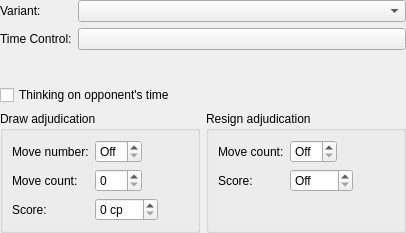
cutechess/cutechess, file projects/gui/ui/gamesettingswidget.ui: the form before one commit.
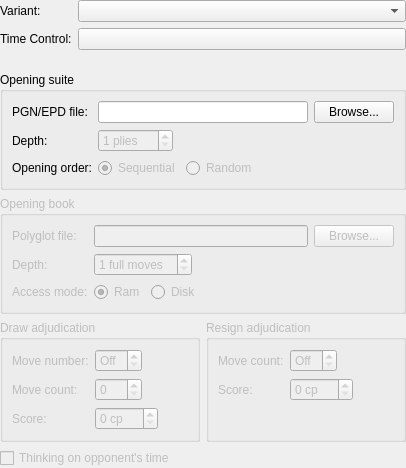
The form after the commit.

Commit message: add opening book and opening suite to GameSettingsWidget (#82)

What changed in the file:
```diff
--- a/projects/gui/ui/gamesettingswidget.ui
+++ b/projects/gui/ui/gamesettingswidget.ui
@@ -7,7 +7,7 @@
     <x>0</x>
     <y>0</y>
     <width>406</width>
-    <height>233</height>
+    <height>468</height>
    </rect>
   </property>
   <property name="windowTitle">
@@ -61,16 +61,236 @@
     </layout>
    </item>
    <item>
-    <widget class="QCheckBox" name="m_ponderingCheck">
-     <property name="text">
-      <string>Thinking on opponent's time</string>
+    <widget class="QGroupBox" name="groupBox_3">
+     <property name="enabled">
+      <bool>true</bool>
      </property>
+     <property name="title">
+      <string>Opening suite</string>
+     </property>
+     <layout class="QFormLayout" name="formLayout_4">
+      <property name="fieldGrowthPolicy">
+       <enum>QFormLayout::ExpandingFieldsGrow</enum>
+      </property>
+      <item row="0" column="0">
+       <widget class="QLabel" name="m_pgnEpdLabel">
+        <property name="text">
+         <string>PGN/EPD file:</string>
+        </property>
+        <property name="buddy">
+         <cstring>m_openingSuiteEdit</cstring>
+        </property>
+       </widget>
+      </item>
+      <item row="0" column="1">
+       <layout class="QHBoxLayout" name="horizontalLayout_2">
+        <item>
+         <widget class="QLineEdit" name="m_openingSuiteEdit"/>
+        </item>
+        <item>
+         <widget class="QPushButton" name="m_browseOpeningSuiteBtn">
+          <property name="text">
+           <string>Browse...</string>
+          </property>
+         </widget>
+        </item>
+       </layout>
+      </item>
+      <item row="2" column="0">
+       <widget class="QLabel" name="m_openingOrderLabel">
+        <property name="text">
+         <string>Opening order:</string>
+        </property>
+        <property name="buddy">
+         <cstring>m_seqOrderRadio</cstring>
+        </property>
+       </widget>
+      </item>
+      <item row="2" column="1">
+       <layout class="QHBoxLayout" name="horizontalLayout_3">
+        <item>
+         <widget class="QRadioButton" name="m_seqOrderRadio">
+          <property name="enabled">
+           <bool>false</bool>
+          </property>
+          <property name="text">
+           <string>Sequential</string>
+          </property>
+          <property name="checked">
+           <bool>true</bool>
+          </property>
+         </widget>
+        </item>
+        <item>
+         <widget class="QRadioButton" name="m_randomOrderRadio">
+          <property name="enabled">
+           <bool>false</bool>
+          </property>
+          <property name="text">
+           <string>Random</string>
+          </property>
+         </widget>
+        </item>
+        <item>
+         <spacer name="horizontalSpacer">
+          <property name="orientation">
+           <enum>Qt::Horizontal</enum>
+          </property>
+          <property name="sizeHint" stdset="0">
+           <size>
+            <width>40</width>
+            <height>20</height>
+           </size>
+          </property>
+         </spacer>
+        </item>
+       </layout>
+      </item>
+      <item row="1" column="0">
+       <widget class="QLabel" name="m_openingSuiteDepth">
+        <property name="text">
+         <string>Depth:</string>
+        </property>
+       </widget>
+      </item>
+      <item row="1" column="1">
+       <widget class="QSpinBox" name="m_openingSuiteDepthSpin">
+        <property name="enabled">
+         <bool>false</bool>
+        </property>
+        <property name="suffix">
+         <string> plies</string>
+        </property>
+        <property name="minimum">
+         <number>1</number>
+        </property>
+        <property name="maximum">
+         <number>999</number>
+        </property>
+       </widget>
+      </item>
+     </layout>
+    </widget>
+   </item>
+   <item>
+    <widget class="QGroupBox" name="m_openingBookGroup">
+     <property name="enabled">
+      <bool>false</bool>
+     </property>
+     <property name="title">
+      <string>Opening book</string>
+     </property>
+     <layout class="QFormLayout" name="formLayout_5">
+      <property name="fieldGrowthPolicy">
+       <enum>QFormLayout::ExpandingFieldsGrow</enum>
+      </property>
+      <item row="0" column="0">
+       <widget class="QLabel" name="m_polyglotFileLabel">
+        <property name="text">
+         <string>Polyglot file:</string>
+        </property>
+        <property name="buddy">
+         <cstring>m_polyglotFileEdit</cstring>
+        </property>
+       </widget>
+      </item>
+      <item row="0" column="1">
+       <layout class="QHBoxLayout" name="horizontalLayout_4">
+        <item>
+         <widget class="QLineEdit" name="m_polyglotFileEdit"/>
+        </item>
+        <item>
+         <widget class="QPushButton" name="m_browsePolyglotFile">
+          <property name="text">
+           <string>Browse...</string>
+          </property>
+         </widget>
+        </item>
+       </layout>
+      </item>
+      <item row="1" column="0">
+       <widget class="QLabel" name="m_polyglotDepthLabel">
+        <property name="text">
+         <string>Depth:</string>
+        </property>
+        <property name="buddy">
+         <cstring>m_polyglotDepthSpin</cstring>
+        </property>
+       </widget>
+      </item>
+      <item row="1" column="1">
+       <widget class="QSpinBox" name="m_polyglotDepthSpin">
+        <property name="enabled">
+         <bool>false</bool>
+        </property>
+        <property name="suffix">
+         <string> full moves</string>
+        </property>
+        <property name="minimum">
+         <number>1</number>
+        </property>
+       </widget>
+      </item>
+      <item row="2" column="0">
+       <widget class="QLabel" name="m_polyglotAccessMode">
+        <property name="text">
+         <string>Access mode:</string>
+        </property>
+        <property name="buddy">
+         <cstring>m_ramAccessRadio</cstring>
+        </property>
+       </widget>
+      </item>
+      <item row="2" column="1">
+       <layout class="QHBoxLayout" name="horizontalLayout_5">
+        <item>
+         <widget class="QRadioButton" name="m_ramAccessRadio">
+          <property name="enabled">
+           <bool>false</bool>
+          </property>
+          <property name="text">
+           <string>Ram</string>
+          </property>
+          <property name="checked">
+           <bool>true</bool>
+          </property>
+         </widget>
+        </item>
+        <item>
+         <widget class="QRadioButton" name="m_diskAccessRadio">
+          <property name="enabled">
+           <bool>false</bool>
+          </property>
+          <property name="text">
+           <string>Disk</string>
+          </property>
+         </widget>
+        </item>
+        <item>
+         <spacer name="horizontalSpacer_2">
+          <property name="orientation">
+           <enum>Qt::Horizontal</enum>
+          </property>
+          <property name="sizeHint" stdset="0">
+           <size>
+            <width>40</width>
+            <height>20</height>
+           </size>
+          </property>
+         </spacer>
+        </item>
+       </layout>
+      </item>
+     </layout>
     </widget>
    </item>
    <item>
     <layout class="QHBoxLayout" name="horizontalLayout">
      <item>
-      <widget class="QGroupBox" name="groupBox">
+      <widget class="QGroupBox" name="m_drawAdjudicationGroup">
+       <property name="enabled">
+        <bool>false</bool>
+       </property>
        <property name="title">
         <string>Draw adjudication</string>
        </property>
@@ -119,6 +339,9 @@
         </item>
         <item row="1" column="1">
          <widget class="QSpinBox" name="m_drawMoveCountSpin">
+          <property name="enabled">
+           <bool>false</bool>
+          </property>
           <property name="toolTip">
            <string>The scores of both players need to be within the chosen threshold for this many consecutive moves.</string>
           </property>
@@ -139,6 +362,9 @@
         </item>
         <item row="2" column="1">
          <widget class="QSpinBox" name="m_drawScoreSpin">
+          <property name="enabled">
+           <bool>false</bool>
+          </property>
           <property name="toolTip">
            <string>Both players' scores must be within this many centipawns from zero.</string>
           </property>
@@ -154,7 +380,10 @@
       </widget>
      </item>
      <item>
-      <widget class="QGroupBox" name="groupBox_2">
+      <widget class="QGroupBox" name="m_resignAdjudicationGroup">
+       <property name="enabled">
+        <bool>false</bool>
+       </property>
        <property name="title">
         <string>Resign adjudication</string>
        </property>
@@ -191,11 +420,14 @@
         </item>
         <item row="1" column="1">
          <widget class="QSpinBox" name="m_resignScoreSpin">
+          <property name="enabled">
+           <bool>false</bool>
+          </property>
           <property name="toolTip">
            <string>The score must be at least this many centipawns below zero.</string>
           </property>
           <property name="specialValueText">
-           <string>Off</string>
+           <string/>
           </property>
           <property name="suffix">
            <string> cp</string>
@@ -210,6 +442,16 @@
      </item>
     </layout>
    </item>
+   <item>
+    <widget class="QCheckBox" name="m_ponderingCheck">
+     <property name="enabled">
+      <bool>false</bool>
+     </property>
+     <property name="text">
+      <string>Thinking on opponent's time</string>
+     </property>
+    </widget>
+   </item>
   </layout>
  </widget>
  <resources/>
```
Left out of the diff: 6 changed lines with no effect on the pictures. The commit also changes 12 other files.
